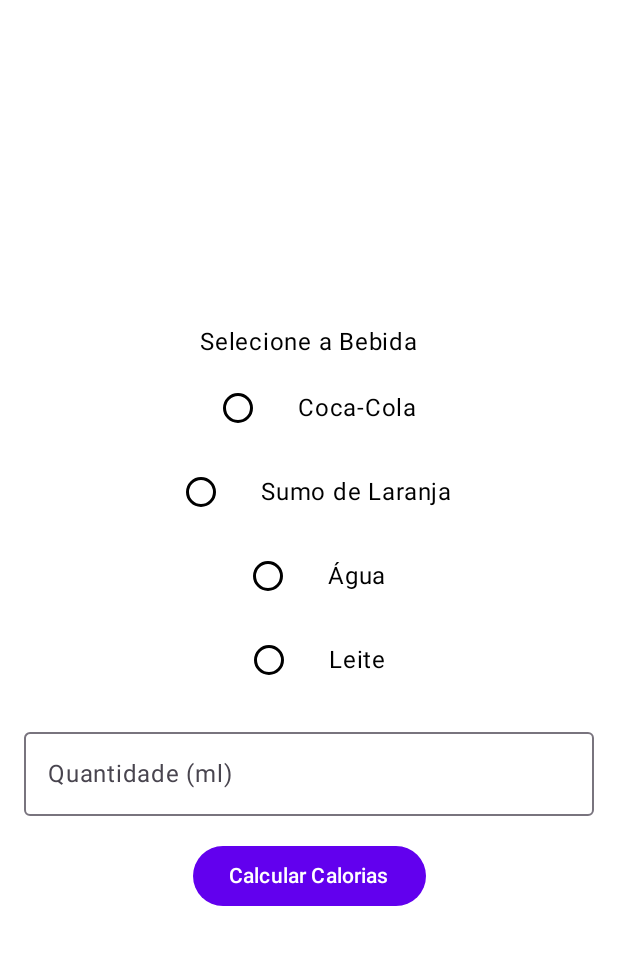
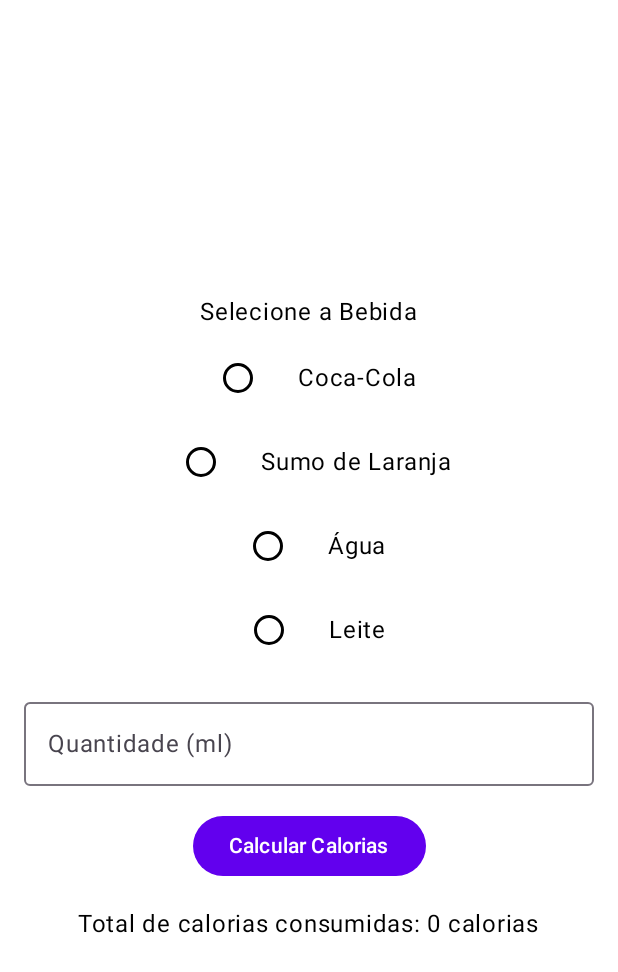
Before and after one commit to Rodrigo261/trabalho_final, an Android app built with Jetpack Compose: the BebidasActivity screen opened directly, with no data from a screen before it, after a tap on "Calcular Calorias", on a phone screen of 412 x 824 dp. Shown: the top 972 px of the screen. Run offline under Robolectric (Android 15) with nearby library versions, the phone set to English and light mode, and no system bars.

Commit message:
alteraçoes na BebidasScreen

```diff
--- a/app/src/main/java/BebidasScreen.kt
+++ b/app/src/main/java/BebidasScreen.kt
@@ -2,12 +2,7 @@ package com.example.trabalho_final
 
 import android.widget.Toast
 import androidx.compose.foundation.layout.*
-import androidx.compose.material3.Button
-import androidx.compose.material3.RadioButton
-import androidx.compose.material3.Text
-import androidx.compose.material3.OutlinedTextField
-import androidx.compose.material3.RadioButtonDefaults
-import androidx.compose.material3.MaterialTheme
+import androidx.compose.material3.*
 import androidx.compose.runtime.*
 import androidx.compose.runtime.saveable.rememberSaveable
 import androidx.compose.ui.Alignment
@@ -19,7 +14,8 @@ import androidx.compose.ui.unit.dp
 fun BebidasScreen() {
     var bebida by rememberSaveable { mutableStateOf("") }
     var quantidade by rememberSaveable { mutableStateOf("") }
-
+    var totalCalorias by rememberSaveable { mutableStateOf(0) }
+    var showResult by rememberSaveable { mutableStateOf(false) }
 
     val bebidas = listOf(
         "Coca-Cola",
@@ -37,7 +33,7 @@ fun BebidasScreen() {
         horizontalAlignment = Alignment.CenterHorizontally,
         verticalArrangement = Arrangement.Center
     ) {
-
+        // Seleção de bebida
         Text(text = "Selecione a Bebida")
         Spacer(modifier = Modifier.height(8.dp))
 
@@ -73,14 +69,17 @@ fun BebidasScreen() {
 
         Button(onClick = {
 
-            val quantidadeMl = quantidade.toIntOrNull() ?: 0
-            val caloriasPorMl = calcularCaloriasPorMl(bebida)
-            val totalCalorias = quantidadeMl * caloriasPorMl
-
-            val resultado = "Total de calorias consumidas: $totalCalorias calorias"
-            Toast.makeText(context, resultado, Toast.LENGTH_LONG).show()
+            totalCalorias = atualizarCalorias(bebida, quantidade)
+            showResult = true
         }) {
             Text(text = "Calcular Calorias")
+        }
+
+        Spacer(modifier = Modifier.height(16.dp))
+
+
+        if (showResult) {
+            Text(text = "Total de calorias consumidas: $totalCalorias calorias")
         }
     }
 }
@@ -88,10 +87,17 @@ fun BebidasScreen() {
 
 fun calcularCaloriasPorMl(bebida: String): Int {
     return when (bebida) {
-        "Coca-Cola" -> 37
+        "Coca-Cola" -> 37  // Calorias por ml
         "Sumo de Laranja" -> 45
         "Água" -> 0
         "Leite" -> 64
         else -> 0
     }
 }
+
+
+fun atualizarCalorias(bebida: String, quantidade: String): Int {
+    val quantidadeMl = quantidade.toIntOrNull() ?: 0
+    val caloriasPorMl = calcularCaloriasPorMl(bebida)
+    return quantidadeMl * caloriasPorMl
+}
```
